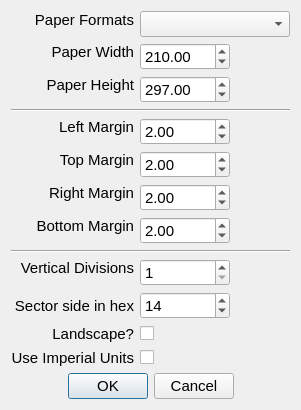
The window that warpmain/dialogs/printingsetup.ui (maxlambertini/Warp2010) describes before a commit, drawn with Qt 5.
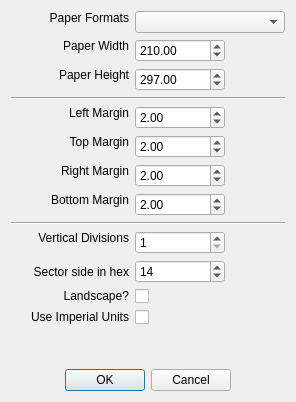
The same window after the commit.

What changed in the file:
```diff
--- a/warpmain/dialogs/printingsetup.ui
+++ b/warpmain/dialogs/printingsetup.ui
@@ -43,7 +43,7 @@
       <widget class="QLabel" name="label">
        <property name="font">
         <font>
-         <pointsize>11</pointsize>
+         <pointsize>9</pointsize>
         </font>
        </property>
        <property name="text">
@@ -67,7 +67,7 @@
        </property>
        <property name="font">
         <font>
-         <pointsize>11</pointsize>
+         <pointsize>9</pointsize>
         </font>
        </property>
       </widget>
@@ -76,7 +76,7 @@
       <widget class="QLabel" name="label_2">
        <property name="font">
         <font>
-         <pointsize>11</pointsize>
+         <pointsize>9</pointsize>
         </font>
        </property>
        <property name="text">
@@ -100,7 +100,7 @@
        </property>
        <property name="font">
         <font>
-         <pointsize>11</pointsize>
+         <pointsize>9</pointsize>
         </font>
        </property>
        <property name="maximum">
@@ -115,7 +115,7 @@
       <widget class="QLabel" name="label_3">
        <property name="font">
         <font>
-         <pointsize>11</pointsize>
+         <pointsize>9</pointsize>
         </font>
        </property>
        <property name="text">
@@ -133,7 +133,7 @@
       <widget class="Line" name="line">
        <property name="font">
         <font>
-         <pointsize>11</pointsize>
+         <pointsize>9</pointsize>
         </font>
        </property>
        <property name="orientation">
@@ -145,7 +145,7 @@
       <widget class="QLabel" name="label_4">
        <property name="font">
         <font>
-         <pointsize>11</pointsize>
+         <pointsize>9</pointsize>
         </font>
        </property>
        <property name="text">
@@ -169,7 +169,7 @@
        </property>
        <property name="font">
         <font>
-         <pointsize>11</pointsize>
+         <pointsize>9</pointsize>
         </font>
        </property>
        <property name="maximum">
@@ -190,7 +190,7 @@
        </property>
        <property name="font">
         <font>
-         <pointsize>11</pointsize>
+         <pointsize>9</pointsize>
         </font>
        </property>
        <property name="maximum">
@@ -211,7 +211,7 @@
        </property>
        <property name="font">
         <font>
-         <pointsize>11</pointsize>
+         <pointsize>9</pointsize>
         </font>
        </property>
        <property name="maximum">
@@ -232,7 +232,7 @@
        </property>
        <property name="font">
         <font>
-         <pointsize>11</pointsize>
+         <pointsize>9</pointsize>
         </font>
        </property>
        <property name="maximum">
@@ -253,7 +253,7 @@
        </property>
        <property name="font">
         <font>
-         <pointsize>11</pointsize>
+         <pointsize>9</pointsize>
         </font>
        </property>
        <property name="maximum">
@@ -268,7 +268,7 @@
       <widget class="QLabel" name="label_5">
        <property name="font">
         <font>
-         <pointsize>11</pointsize>
+         <pointsize>9</pointsize>
         </font>
        </property>
        <property name="text">
@@ -286,7 +286,7 @@
       <widget class="QLabel" name="label_6">
        <property name="font">
         <font>
-         <pointsize>11</pointsize>
+         <pointsize>9</pointsize>
         </font>
        </property>
        <property name="text">
@@ -304,7 +304,7 @@
       <widget class="QLabel" name="label_8">
        <property name="font">
         <font>
-         <pointsize>11</pointsize>
+         <pointsize>9</pointsize>
         </font>
        </property>
        <property name="text">
@@ -322,7 +322,7 @@
       <widget class="QLabel" name="label_9">
        <property name="font">
         <font>
-         <pointsize>11</pointsize>
+         <pointsize>9</pointsize>
         </font>
        </property>
        <property name="text">
@@ -346,7 +346,7 @@
        </property>
        <property name="font">
         <font>
-         <pointsize>11</pointsize>
+         <pointsize>9</pointsize>
         </font>
        </property>
        <property name="minimum">
@@ -364,7 +364,7 @@
       <widget class="Line" name="line_2">
        <property name="font">
         <font>
-         <pointsize>11</pointsize>
+         <pointsize>9</pointsize>
         </font>
        </property>
        <property name="orientation">
@@ -376,7 +376,7 @@
       <widget class="QCheckBox" name="chkLandscape">
        <property name="font">
         <font>
-         <pointsize>11</pointsize>
+         <pointsize>9</pointsize>
         </font>
        </property>
        <property name="text">
@@ -388,7 +388,7 @@
       <widget class="QCheckBox" name="chkImperialSystem">
        <property name="font">
         <font>
-         <pointsize>11</pointsize>
+         <pointsize>9</pointsize>
         </font>
        </property>
        <property name="text">
@@ -400,7 +400,7 @@
       <widget class="QLabel" name="label_10">
        <property name="font">
         <font>
-         <pointsize>11</pointsize>
+         <pointsize>9</pointsize>
         </font>
        </property>
        <property name="text">
@@ -418,7 +418,7 @@
       <widget class="QLabel" name="label_7">
        <property name="font">
         <font>
-         <pointsize>11</pointsize>
+         <pointsize>9</pointsize>
         </font>
        </property>
        <property name="text">
@@ -436,7 +436,7 @@
       <widget class="QLabel" name="label_11">
        <property name="font">
         <font>
-         <pointsize>11</pointsize>
+         <pointsize>9</pointsize>
         </font>
        </property>
        <property name="text">
@@ -466,7 +466,7 @@
        </property>
        <property name="font">
         <font>
-         <pointsize>11</pointsize>
+         <pointsize>9</pointsize>
         </font>
        </property>
        <property name="minimum">
@@ -486,7 +486,7 @@
     <spacer name="verticalSpacer">
      <property name="font">
       <font>
-       <pointsize>11</pointsize>
+       <pointsize>9</pointsize>
       </font>
      </property>
      <property name="orientation">
@@ -504,7 +504,7 @@
     <widget class="QDialogButtonBox" name="buttonBox">
      <property name="font">
       <font>
-       <pointsize>11</pointsize>
+       <pointsize>9</pointsize>
       </font>
      </property>
      <property name="orientation">
```
